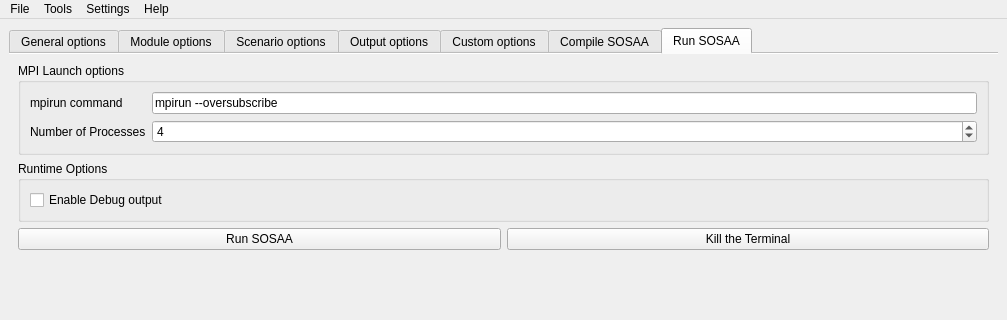
Before: the Qt Designer form sosaa_gui/layouts/gui.ui in juntyr/sosaa-gui, drawn with Qt 5; both pictures show x 0 to 1007 and y 0 to 320 of the 1007 by 1037 pixel window.
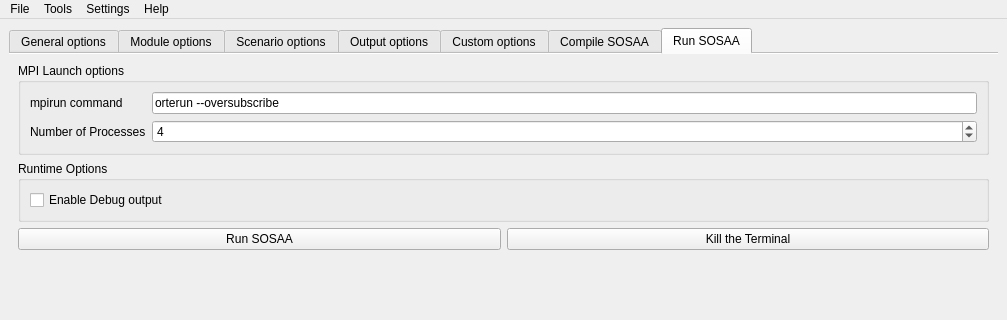
After: the same form once the commit is applied. The open tabs and pages were chosen to show the change.

Commit message: Switch from mpirun to orterun

```diff
--- a/sosaa_gui/layouts/gui.ui
+++ b/sosaa_gui/layouts/gui.ui
@@ -2628,7 +2628,7 @@
              <item row="0" column="1">
               <widget class="QLineEdit" name="mpi_cmd">
                <property name="text">
-                <string>mpirun --oversubscribe</string>
+                <string>orterun --oversubscribe</string>
                </property>
               </widget>
              </item>
```
The commit also changes 2 other files.
